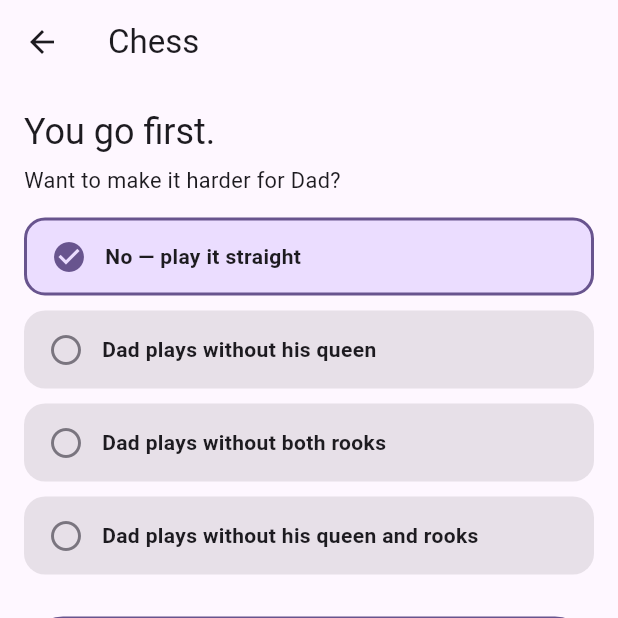
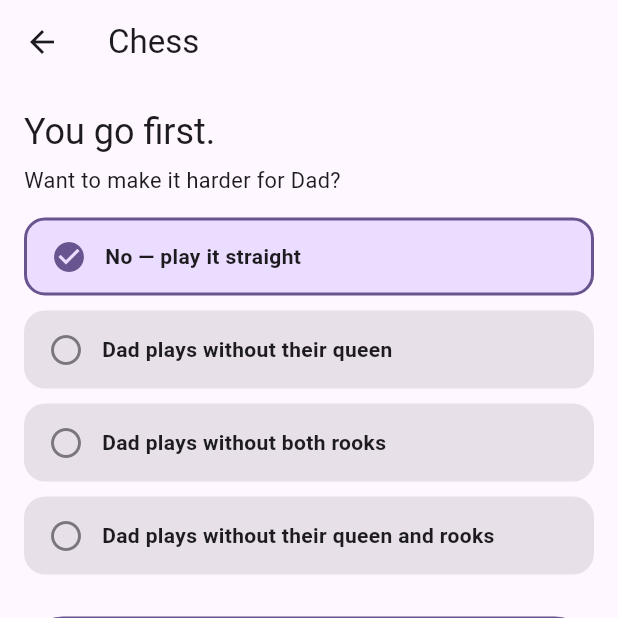
Before and after one commit to CosmicGrub/Olive-Branch, a Flutter app: the GameChess screen opened directly, on a phone screen of 412 x 824 dp, the top half of it. Run offline on Flutter 3.47's test engine with Material 3 defaults, Android fonts, the phone set to English and light mode, and no system bars; our stand-ins replace plugin_platform_interface.

Commit message:
Stop hardcoding "Dad" in chess handicap labels
chessHandicaps rendered every handicap description with a literal "Dad"
regardless of the actual parentName passed into the screen — a real
personalization bug flagged during the responsive-hardening pass but
deliberately left out of that PR since it touches a public const catalogue
game_chess_test.dart asserts on directly.

Co-Authored-By: Claude Sonnet 5 <noreply@anthropic.com>

```diff
--- a/scaffold/client/lib/game_chess.dart
+++ b/scaffold/client/lib/game_chess.dart
@@ -31,7 +31,7 @@
 // White's own back rank — while that same file's newChess() comment says
 // "the child plays white". Read literally, the reference source hands the
 // missing queen to the CHILD, exactly backwards from every handicap label
-// ("Dad plays without his queen") and from §9.2's entire point ("she
+// ("{parent} plays without their queen") and from §9.2's entire point ("she
 // chooses what the PARENT gives up"). `chessHandicaps` below removes pieces
 // from the PARENT's (ChSide.parent's) side instead, matching the label text
 // and the stated design intent rather than reproducing what reads as a
@@ -92,17 +92,24 @@ const List<ChPieceType> _backRank = [
 /// lever (§9.2). See the file header for why this removes pieces from the
 /// PARENT's back rank rather than reproducing games2.ts's FEN literally.
 class ChessHandicap {
-  const ChessHandicap({required this.id, required this.label, required this.removeFiles});
+  const ChessHandicap({required this.id, required this.labelTemplate, required this.removeFiles});
   final String id;
-  final String label;
+  /// Label text with `{parent}` standing in for the parent's name — call
+  /// [labelFor] to render it. Templated rather than a fixed "Dad" string
+  /// because a GameChess can be built with any parentName ('Mom',
+  /// 'Grandpa', ...), and "their" is used throughout rather than guessing
+  /// a pronoun from that name.
+  final String labelTemplate;
   /// Files (0-7) cleared from the parent's back rank at game start.
   final List<int> removeFiles;
+
+  String labelFor(String parentName) => labelTemplate.replaceAll('{parent}', parentName);
 }
 
 const List<ChessHandicap> chessHandicaps = [
-  ChessHandicap(id: 'no_queen', label: "Dad plays without his queen", removeFiles: [3]),
-  ChessHandicap(id: 'no_rooks', label: 'Dad plays without both rooks', removeFiles: [0, 7]),
-  ChessHandicap(id: 'no_queen_rooks', label: 'Dad plays without his queen and rooks',
+  ChessHandicap(id: 'no_queen', labelTemplate: '{parent} plays without their queen', removeFiles: [3]),
+  ChessHandicap(id: 'no_rooks', labelTemplate: '{parent} plays without both rooks', removeFiles: [0, 7]),
+  ChessHandicap(id: 'no_queen_rooks', labelTemplate: '{parent} plays without their queen and rooks',
     removeFiles: [0, 3, 7]),
 ];
 
@@ -755,7 +762,10 @@ class _GameChessState extends State<GameChess> {
   String? _handicapBanner() {
     if (_handicapId == null) return null;
     for (final h in chessHandicaps) {
-      if (h.id == _handicapId) return "${widget.parentName}'s playing the hard way — ${h.label.toLowerCase()}";
+      if (h.id == _handicapId) {
+        return "${widget.parentName}'s playing the hard way — "
+            '${h.labelFor(widget.parentName).toLowerCase()}';
+      }
     }
     return null;
   }
@@ -800,8 +810,8 @@ class _ChessSetupState extends State<_ChessSetup> {
       const SizedBox(height: 14),
       _SetupOption(label: 'No — play it straight', selected: _choice == null,
         onTap: () => setState(() => _choice = null)),
-      for (final h in chessHandicaps) _SetupOption(label: h.label, selected: _choice == h.id,
-        onTap: () => setState(() => _choice = h.id)),
+      for (final h in chessHandicaps) _SetupOption(label: h.labelFor(widget.parentName),
+        selected: _choice == h.id, onTap: () => setState(() => _choice = h.id)),
       const SizedBox(height: 18),
       SizedBox(width: double.infinity, height: 52, child: FilledButton(
         onPressed: () => widget.onStart(_choice),
```
Also changed, not shown: 1 other file.
